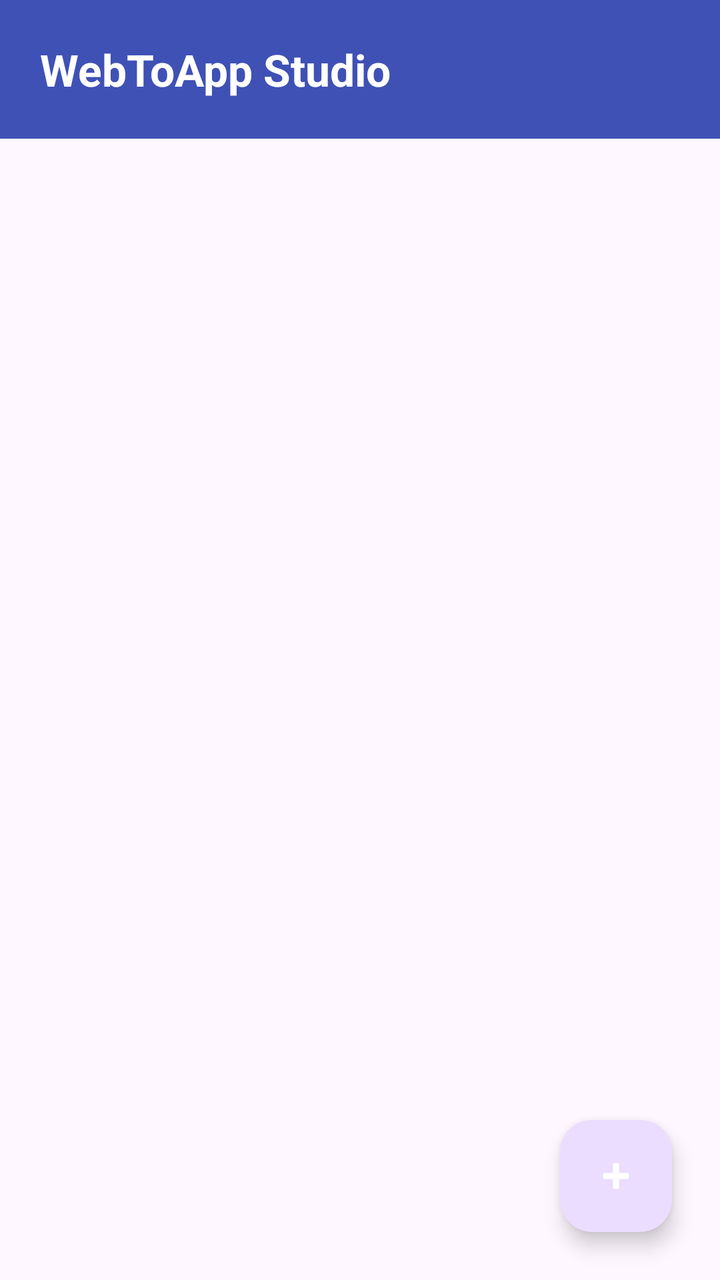
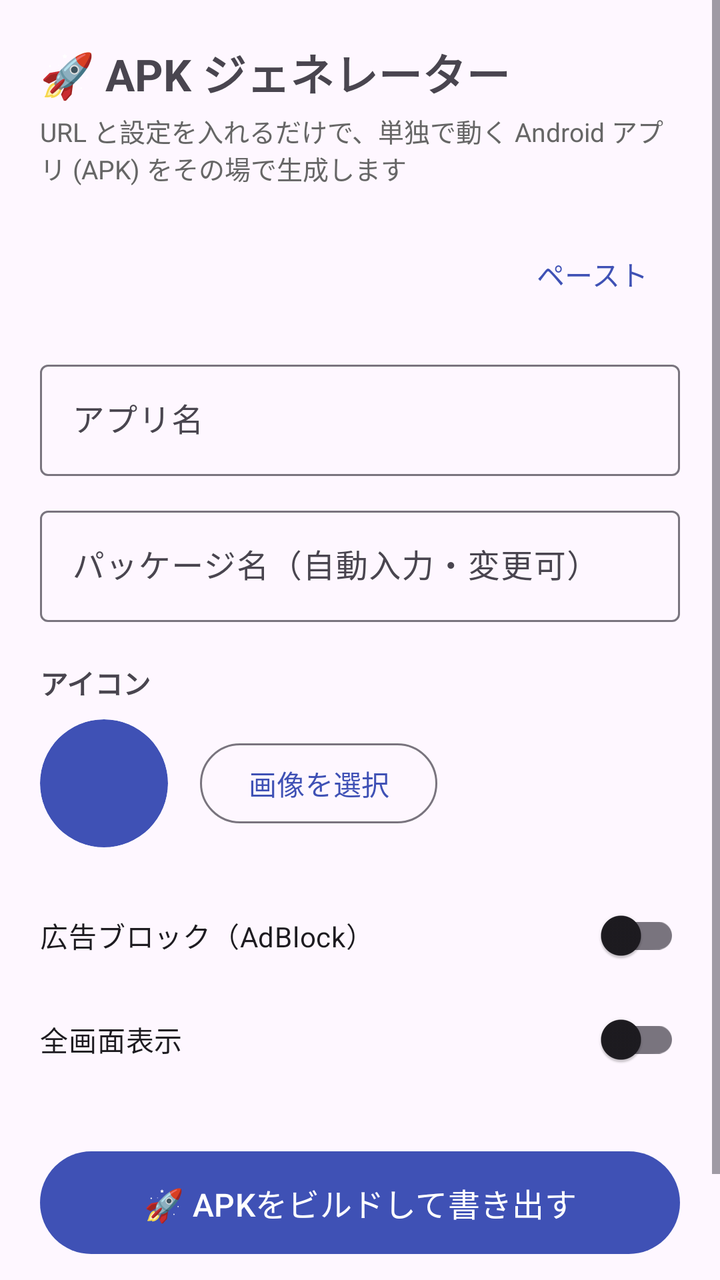

Screens rendered from an Android XML layout before and after an edit, with the pre-edit source and the edit as a unified diff.
<!-- AndroidManifest.xml: application theme Theme.WebToApp -->
<!-- res/layout/activity_main.xml -->
<?xml version="1.0" encoding="utf-8"?>
<androidx.coordinatorlayout.widget.CoordinatorLayout
    xmlns:android="http://schemas.android.com/apk/res/android"
    xmlns:app="http://schemas.android.com/apk/res-auto"
    android:layout_width="match_parent"
    android:layout_height="match_parent">

    <LinearLayout
        android:layout_width="match_parent"
        android:layout_height="match_parent"
        android:orientation="vertical">

        <TextView
            android:id="@+id/header"
            android:layout_width="match_parent"
            android:layout_height="wrap_content"
            android:background="@color/primary"
            android:padding="20dp"
            android:text="@string/app_name"
            android:textColor="@color/white"
            android:textSize="22sp"
            android:textStyle="bold" />

        <TextView
            android:id="@+id/empty_state"
            android:layout_width="match_parent"
            android:layout_height="wrap_content"
            android:gravity="center"
            android:padding="40dp"
            android:text="@string/empty_body"
            android:textColor="@color/text_secondary"
            android:visibility="gone" />

        <androidx.recyclerview.widget.RecyclerView
            android:id="@+id/recycler"
            android:layout_width="match_parent"
            android:layout_height="match_parent"
            android:padding="12dp" />
    </LinearLayout>

    <com.google.android.material.floatingactionbutton.FloatingActionButton
        android:id="@+id/fab"
        android:layout_width="wrap_content"
        android:layout_height="wrap_content"
        android:layout_gravity="bottom|end"
        android:layout_margin="24dp"
        android:contentDescription="@string/new_app"
        android:src="@android:drawable/ic_input_add"
        app:tint="@color/white" />
</androidx.coordinatorlayout.widget.CoordinatorLayout>
<!-- resources referenced by this layout -->
<resources>
  <color name="primary">#FF3F51B5</color>
  <color name="text_secondary">#FF666666</color>
  <color name="white">#FFFFFFFF</color>
  <string name="app_name">WebToApp Studio</string>
  <string name="empty_body">URLを入力するだけで、好きなWebサイトを独立したアプリにできます。右下の＋ボタンから作成できます。</string>
  <string name="new_app">新しいWebアプリ</string>
  <style name="Theme.WebToApp" parent="Theme.Material3.DayNight.NoActionBar">
          <item name="colorPrimary">@color/primary</item>
          <item name="colorOnPrimary">@color/white</item>
          <item name="android:statusBarColor">@color/primary</item>
      </style>
</resources>

<!-- the commit's change to res/layout/activity_main.xml (unified diff, before → after) -->
@@ -1,50 +1,151 @@
 <?xml version="1.0" encoding="utf-8"?>
-<androidx.coordinatorlayout.widget.CoordinatorLayout
-    xmlns:android="http://schemas.android.com/apk/res/android"
+<ScrollView xmlns:android="http://schemas.android.com/apk/res/android"
     xmlns:app="http://schemas.android.com/apk/res-auto"
     android:layout_width="match_parent"
-    android:layout_height="match_parent">
+    android:layout_height="match_parent"
+    android:fillViewport="true">
 
     <LinearLayout
         android:layout_width="match_parent"
-        android:layout_height="match_parent"
-        android:orientation="vertical">
+        android:layout_height="wrap_content"
+        android:orientation="vertical"
+        android:padding="20dp">
 
         <TextView
-            android:id="@+id/header"
-            android:layout_width="match_parent"
+            android:layout_width="wrap_content"
             android:layout_height="wrap_content"
-            android:background="@color/primary"
-            android:padding="20dp"
-            android:text="@string/app_name"
-            android:textColor="@color/white"
+            android:text="@string/generator_title"
             android:textSize="22sp"
             android:textStyle="bold" />
 
         <TextView
-            android:id="@+id/empty_state"
+            android:layout_width="wrap_content"
+            android:layout_height="wrap_content"
+            android:layout_marginTop="4dp"
+            android:layout_marginBottom="16dp"
+            android:text="@string/generator_subtitle"
+            android:textColor="@color/text_secondary"
+            android:textSize="13sp" />
+
+        <com.google.android.material.textfield.TextInputLayout
             android:layout_width="match_parent"
             android:layout_height="wrap_content"
-            android:gravity="center"
-            android:padding="40dp"
-            android:text="@string/empty_body"
+            android:hint="@string/hint_url">
+
+            <LinearLayout
+                android:layout_width="match_parent"
+                android:layout_height="wrap_content"
+                android:orientation="horizontal"
+                android:gravity="center_vertical">
+
+                <com.google.android.material.textfield.TextInputEditText
+                    android:id="@+id/et_url"
+                    android:layout_width="0dp"
+                    android:layout_height="wrap_content"
+                    android:layout_weight="1"
+                    android:inputType="textUri"
+                    android:maxLines="1" />
+
+                <com.google.android.material.button.MaterialButton
+                    android:id="@+id/btn_paste"
+                    style="@style/Widget.Material3.Button.TextButton"
+                    android:layout_width="wrap_content"
+                    android:layout_height="wrap_content"
+                    android:text="@string/paste" />
+            </LinearLayout>
+        </com.google.android.material.textfield.TextInputLayout>
+
+        <com.google.android.material.textfield.TextInputLayout
+            android:layout_width="match_parent"
+            android:layout_height="wrap_content"
+            android:layout_marginTop="12dp"
+            android:hint="@string/hint_name">
+
+            <com.google.android.material.textfield.TextInputEditText
+                android:id="@+id/et_name"
+                android:layout_width="match_parent"
+                android:layout_height="wrap_content"
+                android:inputType="text"
+                android:maxLines="1" />
+        </com.google.android.material.textfield.TextInputLayout>
+
+        <com.google.android.material.textfield.TextInputLayout
+            android:layout_width="match_parent"
+            android:layout_height="wrap_content"
+            android:layout_marginTop="12dp"
+            android:hint="@string/hint_package">
+
+            <com.google.android.material.textfield.TextInputEditText
+                android:id="@+id/et_package"
+                android:layout_width="match_parent"
+                android:layout_height="wrap_content"
+                android:inputType="text"
+                android:maxLines="1" />
+        </com.google.android.material.textfield.TextInputLayout>
+
+        <TextView
+            android:layout_width="wrap_content"
+            android:layout_height="wrap_content"
+            android:layout_marginTop="20dp"
+            android:text="@string/label_icon"
+            android:textStyle="bold" />
+
+        <LinearLayout
+            android:layout_width="match_parent"
+            android:layout_height="wrap_content"
+            android:layout_marginTop="8dp"
+            android:gravity="center_vertical"
+            android:orientation="horizontal">
+
+            <ImageView
+                android:id="@+id/icon_preview"
+                android:layout_width="64dp"
+                android:layout_height="64dp"
+                android:background="@drawable/icon_circle"
+                android:clipToOutline="true"
+                android:contentDescription="@string/label_icon"
+                android:scaleType="centerCrop"
+                android:src="@mipmap/ic_launcher" />
+
+            <com.google.android.material.button.MaterialButton
+                android:id="@+id/btn_pick_icon"
+                style="@style/Widget.Material3.Button.OutlinedButton"
+                android:layout_width="wrap_content"
+                android:layout_height="wrap_content"
+                android:layout_marginStart="16dp"
+                android:text="@string/pick_icon" />
+        </LinearLayout>
+
+        <com.google.android.material.switchmaterial.SwitchMaterial
+            android:id="@+id/sw_adblock"
+            android:layout_width="match_parent"
+            android:layout_height="wrap_content"
+            android:layout_marginTop="20dp"
+            android:text="@string/label_adblock" />
+
+        <com.google.android.material.switchmaterial.SwitchMaterial
+            android:id="@+id/sw_fullscreen"
+            android:layout_width="match_parent"
+            android:layout_height="wrap_content"
+            android:layout_marginTop="4dp"
+            android:text="@string/label_fullscreen" />
+
+        <com.google.android.material.button.MaterialButton
+            android:id="@+id/btn_build"
+            android:layout_width="match_parent"
+            android:layout_height="wrap_content"
+            android:layout_marginTop="28dp"
+            android:padding="14dp"
+            android:text="@string/build_button"
+            android:textSize="16sp" />
+
+        <TextView
+            android:layout_width="wrap_content"
+            android:layout_height="wrap_content"
+            android:layout_marginTop="12dp"
+            android:layout_gravity="center_horizontal"
+            android:text="@string/build_note"
             android:textColor="@color/text_secondary"
-            android:visibility="gone" />
-
-        <androidx.recyclerview.widget.RecyclerView
-            android:id="@+id/recycler"
-            android:layout_width="match_parent"
-            android:layout_height="match_parent"
-            android:padding="12dp" />
+            android:textSize="12sp" />
     </LinearLayout>
-
-    <com.google.android.material.floatingactionbutton.FloatingActionButton
-        android:id="@+id/fab"
-        android:layout_width="wrap_content"
-        android:layout_height="wrap_content"
-        android:layout_gravity="bottom|end"
-        android:layout_margin="24dp"
-        android:contentDescription="@string/new_app"
-        android:src="@android:drawable/ic_input_add"
-        app:tint="@color/white" />
-</androidx.coordinatorlayout.widget.CoordinatorLayout>
+</ScrollView>
<!-- resource entries referenced after the edit -->
@@ -2,14 +2,64 @@
 <resources>
   <color name="primary">#FF3F51B5</color>
   <color name="text_secondary">#FF666666</color>
+  <!-- drawable icon_circle (drawable) -->
+  <?xml version="1.0" encoding="utf-8"?>
+  <shape xmlns:android="http://schemas.android.com/apk/res/android" android:shape="oval">
+      <solid android:color="@color/icon_bg" />
+  </shape>
+  <!-- mipmap ic_launcher (mipmap-anydpi-v26) -->
+  <?xml version="1.0" encoding="utf-8"?>
+  <adaptive-icon xmlns:android="http://schemas.android.com/apk/res/android">
+      <background android:drawable="@drawable/ic_launcher_background" />
+      <foreground android:drawable="@drawable/ic_launcher_foreground" />
+  </adaptive-icon>
+  <string name="build_button">🚀 APKをビルドして書き出す</string>
+  <string name="build_note">生成したAPKは署名済みです。完了後、そのままインストールできます</string>
+  <string name="generator_subtitle">URL と設定を入れるだけで、単独で動く Android アプリ (APK) をその場で生成します</string>
+  <string name="generator_title">🚀 APK ジェネレーター</string>
+  <string name="hint_name">アプリ名</string>
+  <string name="hint_package">パッケージ名（自動入力・変更可）</string>
+  <string name="hint_url">Web URL（例: https://example.com）</string>
+  <string name="label_adblock">広告ブロック（AdBlock）</string>
+  <string name="label_fullscreen">全画面表示</string>
+  <string name="label_icon">アイコン</string>
+  <string name="paste">ペースト</string>
+  <string name="pick_icon">画像を選択</string>
   <color name="white">#FFFFFFFF</color>
-  <string name="app_name">WebToApp Studio</string>
-  <string name="empty_body">URLを入力するだけで、好きなWebサイトを独立したアプリにできます。右下の＋ボタンから作成できます。</string>
-  <string name="new_app">新しいWebアプリ</string>
   <style name="Theme.WebToApp" parent="Theme.Material3.DayNight.NoActionBar">
           <item name="colorPrimary">@color/primary</item>
           <item name="colorOnPrimary">@color/white</item>
           <item name="android:statusBarColor">@color/primary</item>
       </style>
+  <color name="icon_bg">#FF3F51B5</color>
+  <!-- drawable ic_launcher_background (drawable) -->
+  <?xml version="1.0" encoding="utf-8"?>
+  <vector xmlns:android="http://schemas.android.com/apk/res/android"
+      android:width="108dp"
+      android:height="108dp"
+      android:viewportWidth="108"
+      android:viewportHeight="108">
+      <path android:fillColor="#FF3F51B5" android:pathData="M0,0h108v108h-108z" />
+  </vector>
+  <!-- drawable ic_launcher_foreground (drawable) -->
+  <?xml version="1.0" encoding="utf-8"?>
+  <vector xmlns:android="http://schemas.android.com/apk/res/android"
+      android:width="108dp"
+      android:height="108dp"
+      android:viewportWidth="108"
+      android:viewportHeight="108">
+      <path
+          android:fillColor="#FFFFFFFF"
+          android:pathData="M30,30h48v40h-48z" />
+      <path
+          android:fillColor="#FF3F51B5"
+          android:pathData="M30,30h48v8h-48z" />
+      <path
+          android:fillColor="#FF3F51B5"
+          android:pathData="M34,44h28v4h-28zM34,52h40v4h-40zM34,60h20v4h-20z" />
+      <path
+          android:fillColor="#FFFFFFFF"
+          android:pathData="M46,66l8,10l8,-10z" />
+  </vector>
 </resources>
 
